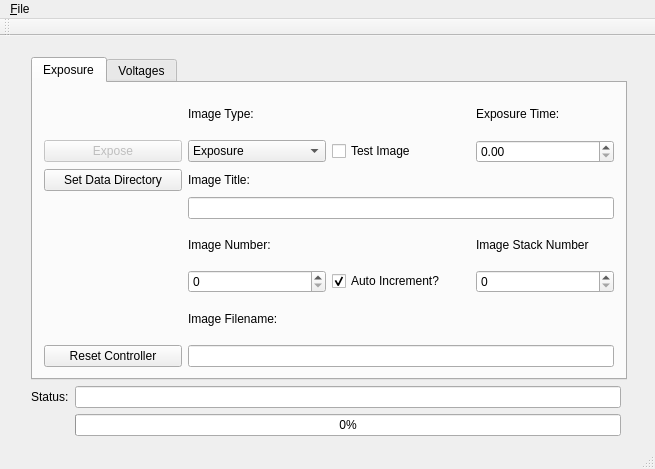
Old version of the form ccdcontroller.ui in the repository Snyder005/ccdcontroller.
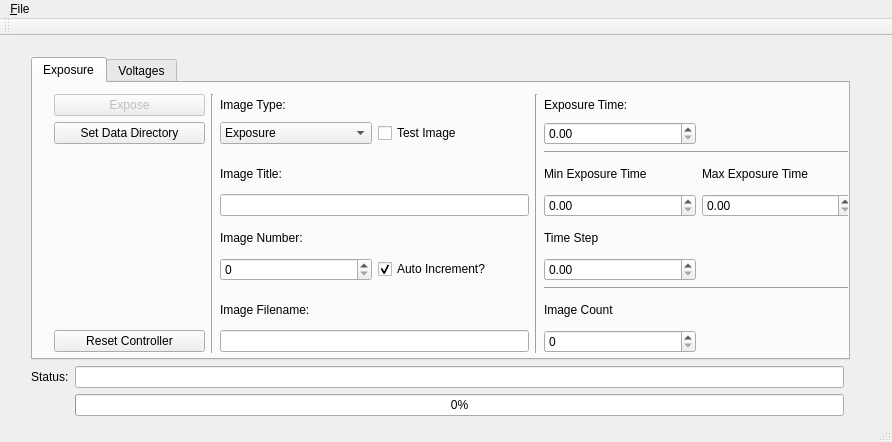
New version of the form.

What changed in the file:
```diff
--- a/ccdcontroller.ui
+++ b/ccdcontroller.ui
@@ -6,8 +6,8 @@
    <rect>
     <x>0</x>
     <y>0</y>
-    <width>655</width>
-    <height>469</height>
+    <width>892</width>
+    <height>442</height>
    </rect>
   </property>
   <property name="windowTitle">
@@ -19,8 +19,8 @@
      <rect>
       <x>20</x>
       <y>10</y>
-      <width>618</width>
-      <height>401</height>
+      <width>841</width>
+      <height>381</height>
      </rect>
     </property>
     <layout class="QGridLayout" name="mainGrid">
@@ -40,15 +40,31 @@
         <attribute name="title">
          <string>Exposure</string>
         </attribute>
+        <widget class="QWidget" name="">
+         <property name="geometry">
+          <rect>
+           <x>10</x>
+           <y>0</y>
+           <width>821</width>
+           <height>281</height>
+          </rect>
+         </property>
         <layout class="QGridLayout" name="gridLayout">
-         <item row="5" column="1">
-          <widget class="QSpinBox" name="imnumSpinBox">
-           <property name="maximum">
-            <number>999</number>
+          <item row="1" column="5">
+           <widget class="QDoubleSpinBox" name="exptimeSpinBox">
+            <property name="singleStep">
+             <double>0.500000000000000</double>
            </property>
           </widget>
          </item>
-         <item row="1" column="1">
+          <item row="5" column="2">
+           <widget class="QLabel" name="imnumLabel">
+            <property name="text">
+             <string>Image Number:</string>
+            </property>
+           </widget>
+          </item>
+          <item row="1" column="2">
           <widget class="QComboBox" name="exptypeComboBox">
            <item>
             <property name="text">
@@ -92,14 +108,93 @@
            </item>
           </widget>
          </item>
-         <item row="6" column="1">
+          <item row="3" column="5">
+           <widget class="QLabel" name="minexpLabel">
+            <property name="text">
+             <string>Min Exposure Time</string>
+            </property>
+           </widget>
+          </item>
+          <item row="3" column="6">
+           <widget class="QLabel" name="maxexpLabel">
+            <property name="text">
+             <string>Max Exposure Time</string>
+            </property>
+           </widget>
+          </item>
+          <item row="1" column="0">
+           <widget class="QPushButton" name="directoryPushButton">
+            <property name="text">
+             <string>Set Data Directory</string>
+            </property>
+           </widget>
+          </item>
+          <item row="0" column="5">
+           <widget class="QLabel" name="exptimeLabel">
+            <property name="text">
+             <string>Exposure Time:</string>
+            </property>
+           </widget>
+          </item>
+          <item row="4" column="5">
+           <widget class="QDoubleSpinBox" name="minexpSpinBox"/>
+          </item>
+          <item row="5" column="5">
+           <widget class="QLabel" name="tstepLabel">
+            <property name="text">
+             <string>Time Step</string>
+            </property>
+           </widget>
+          </item>
+          <item row="1" column="3">
+           <widget class="QCheckBox" name="testimCheckBox">
+            <property name="text">
+             <string>Test Image</string>
+            </property>
+           </widget>
+          </item>
+          <item row="9" column="0">
+           <widget class="QPushButton" name="resetButton">
+            <property name="text">
+             <string>Reset Controller</string>
+            </property>
+           </widget>
+          </item>
+          <item row="8" column="2">
           <widget class="QLabel" name="imfilenameLabel">
            <property name="text">
             <string>Image Filename:</string>
            </property>
           </widget>
          </item>
-         <item row="1" column="0">
+          <item row="8" column="5">
+           <widget class="QLabel" name="imstackLabel">
+            <property name="text">
+             <string>Image Count</string>
+            </property>
+           </widget>
+          </item>
+          <item row="0" column="1" rowspan="10">
+           <widget class="Line" name="vline_1">
+            <property name="orientation">
+             <enum>Qt::Vertical</enum>
+            </property>
+           </widget>
+          </item>
+          <item row="6" column="3">
+           <widget class="QCheckBox" name="autoincCheckBox">
+            <property name="text">
+             <string>Auto Increment?</string>
+            </property>
+            <property name="checked">
+             <bool>true</bool>
+            </property>
+           </widget>
+          </item>
+          <item row="6" column="5">
+           <widget class="QDoubleSpinBox" name="tstepSpinBox"/>
+          </item>
+          <item row="0" column="0">
           <widget class="QPushButton" name="exposeButton">
            <property name="enabled">
             <bool>false</bool>
@@ -109,97 +204,70 @@
            </property>
           </widget>
          </item>
-         <item row="5" column="2">
-          <widget class="QCheckBox" name="autoincCheckBox">
-           <property name="text">
-            <string>Auto Increment?</string>
-           </property>
-           <property name="checked">
-            <bool>true</bool>
-           </property>
-          </widget>
-         </item>
-         <item row="2" column="0">
-          <widget class="QPushButton" name="directoryPushButton">
-           <property name="text">
-            <string>Set Data Directory</string>
-           </property>
-          </widget>
-         </item>
-         <item row="1" column="3">
-          <widget class="QDoubleSpinBox" name="exptimeDoubleSpinBox">
-           <property name="singleStep">
-            <double>0.500000000000000</double>
+          <item row="2" column="5" colspan="2">
+           <widget class="Line" name="hline_1">
+            <property name="orientation">
+             <enum>Qt::Horizontal</enum>
+            </property>
+           </widget>
+          </item>
+          <item row="4" column="6">
+           <widget class="QDoubleSpinBox" name="maxexpSpinBox"/>
+          </item>
+          <item row="6" column="2">
+           <widget class="QSpinBox" name="imnumSpinBox">
+            <property name="maximum">
+             <number>999</number>
            </property>
           </widget>
          </item>
-         <item row="4" column="1">
-          <widget class="QLabel" name="imnumLabel">
-           <property name="text">
-            <string>Image Number:</string>
+          <item row="9" column="5">
+           <widget class="QSpinBox" name="imstackSpinBox">
+            <property name="maximum">
+             <number>999</number>
            </property>
           </widget>
          </item>
-         <item row="2" column="1">
-          <widget class="QLabel" name="imtitleLabel">
-           <property name="text">
-            <string>Image Title:</string>
-           </property>
-          </widget>
-         </item>
-         <item row="1" column="2">
-          <widget class="QCheckBox" name="testimCheckBox">
-           <property name="text">
-            <string>Test Image</string>
-           </property>
-          </widget>
-         </item>
-         <item row="0" column="1">
+          <item row="0" column="2">
           <widget class="QLabel" name="imtypeLabel">
            <property name="text">
             <string>Image Type:</string>
            </property>
           </widget>
          </item>
-         <item row="0" column="3">
-          <widget class="QLabel" name="exptimeLabel">
+          <item row="3" column="2">
+           <widget class="QLabel" name="imtitleLabel">
            <property name="text">
-            <string>Exposure Time:</string>
+             <string>Image Title:</string>
            </property>
           </widget>
          </item>
-         <item row="3" column="1" colspan="3">
+          <item row="7" column="5" colspan="2">
+           <widget class="Line" name="hline_2">
+            <property name="orientation">
+             <enum>Qt::Horizontal</enum>
+            </property>
+           </widget>
+          </item>
+          <item row="0" column="4" rowspan="10">
+           <widget class="Line" name="vline_2">
+            <property name="orientation">
+             <enum>Qt::Vertical</enum>
+            </property>
+           </widget>
+          </item>
+          <item row="4" column="2" colspan="2">
           <widget class="QLineEdit" name="imtitleLineEdit"/>
          </item>
-         <item row="7" column="1" colspan="3">
+          <item row="9" column="2" colspan="2">
           <widget class="QLineEdit" name="imfilenameLineEdit">
            <property name="readOnly">
             <bool>true</bool>
            </property>
           </widget>
          </item>
-         <item row="7" column="0">
-          <widget class="QPushButton" name="resetButton">
-           <property name="text">
-            <string>Reset Controller</string>
-           </property>
-          </widget>
-         </item>
-         <item row="4" column="3">
-          <widget class="QLabel" name="imstackLabel">
-           <property name="text">
-            <string>Image Stack Number</string>
-           </property>
-          </widget>
-         </item>
-         <item row="5" column="3">
-          <widget class="QSpinBox" name="imstackSpinBox">
-           <property name="maximum">
-            <number>999</number>
-           </property>
-          </widget>
-         </item>
-        </layout>
+         </layout>
+        </widget>
        </widget>
        <widget class="QWidget" name="voltagePage">
         <attribute name="title">
@@ -499,7 +567,7 @@
     <rect>
      <x>0</x>
      <y>0</y>
-     <width>655</width>
+     <width>892</width>
      <height>22</height>
     </rect>
    </property>
```
Left out of the diff: 30 changed lines with no effect on the pictures. Lines whose indentation alone changed are shown as unchanged.
